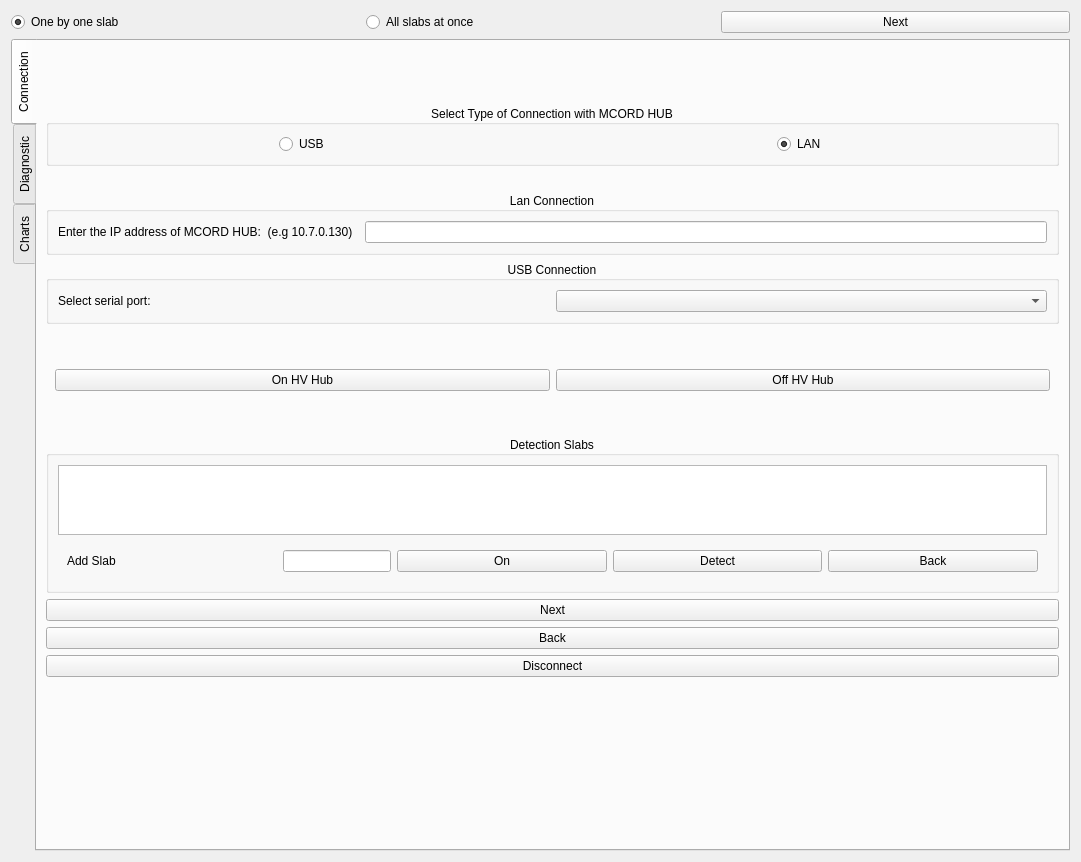
Old version of the form widget.ui in the repository MichalRK19780524/MCORD_GUI_CPP.
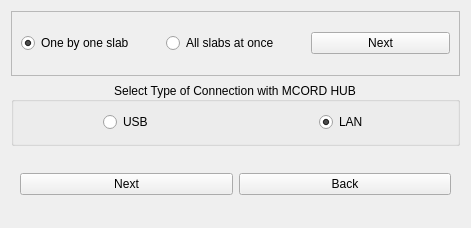
New version of the form.

Commit message: Added buttons to the table above

```diff
--- a/widget.ui
+++ b/widget.ui
@@ -9,8 +9,8 @@
    <rect>
     <x>0</x>
     <y>0</y>
-    <width>1081</width>
-    <height>862</height>
+    <width>471</width>
+    <height>228</height>
    </rect>
   </property>
   <property name="sizePolicy">
@@ -28,9 +28,16 @@
   <property name="windowTitle">
    <string>MCORD Detector Control System</string>
   </property>
-  <layout class="QVBoxLayout" name="verticalLayout_3">
+  <layout class="QVBoxLayout" name="verticalLayout">
    <item>
-    <layout class="QHBoxLayout" name="horizontalLayout_4">
+    <widget class="QFrame" name="slabsNumberFrame">
+     <property name="frameShape">
+      <enum>QFrame::StyledPanel</enum>
+     </property>
+     <property name="frameShadow">
+      <enum>QFrame::Raised</enum>
+     </property>
+     <layout class="QHBoxLayout" name="horizontalLayout_2">
      <item>
       <widget class="QRadioButton" name="radioButtonOneSlab">
        <property name="text">
@@ -56,41 +63,6 @@
       </widget>
      </item>
     </layout>
-   </item>
-   <item>
-    <widget class="QTabWidget" name="tabWidgetConnection">
-     <property name="layoutDirection">
-      <enum>Qt::LeftToRight</enum>
-     </property>
-     <property name="tabPosition">
-      <enum>QTabWidget::West</enum>
-     </property>
-     <property name="tabShape">
-      <enum>QTabWidget::Rounded</enum>
-     </property>
-     <property name="currentIndex">
-      <number>0</number>
-     </property>
-     <widget class="QWidget" name="tabConnection">
-      <attribute name="title">
-       <string>Connection</string>
-      </attribute>
-      <layout class="QVBoxLayout" name="verticalLayout">
-       <item>
-        <layout class="QVBoxLayout" name="verticalLayoutConnection">
-         <item>
-          <widget class="QWidget" name="widgetSlabsChoice" native="true">
-           <property name="minimumSize">
-            <size>
-             <width>980</width>
-             <height>49</height>
-            </size>
-           </property>
-           <layout class="QHBoxLayout" name="horizontalLayoutSlabsChoice">
-            <property name="sizeConstraint">
-             <enum>QLayout::SetNoConstraint</enum>
-            </property>
-           </layout>
           </widget>
          </item>
          <item>
@@ -141,266 +113,23 @@
           </widget>
          </item>
          <item>
-          <widget class="QLabel" name="connectionLabel">
-           <property name="text">
-            <string/>
-           </property>
-           <property name="alignment">
-            <set>Qt::AlignCenter</set>
-           </property>
-          </widget>
-         </item>
-         <item>
-          <widget class="QGroupBox" name="groupBoxLanConnection">
-           <property name="title">
-            <string>Lan Connection</string>
-           </property>
-           <property name="alignment">
-            <set>Qt::AlignCenter</set>
-           </property>
-           <layout class="QHBoxLayout" name="horizontalLayout_2">
-            <item>
-             <widget class="QLabel" name="labelLan">
-              <property name="text">
-               <string>Enter the IP address of MCORD HUB:  (e.g 10.7.0.130)  </string>
-              </property>
-             </widget>
-            </item>
-            <item>
-             <widget class="QLineEdit" name="lineEditLan">
-              <property name="alignment">
-               <set>Qt::AlignCenter</set>
-              </property>
-             </widget>
-            </item>
-           </layout>
-          </widget>
-         </item>
-         <item>
-          <widget class="QGroupBox" name="groupBoxUsbConnection">
-           <property name="title">
-            <string>USB Connection</string>
-           </property>
-           <property name="alignment">
-            <set>Qt::AlignCenter</set>
-           </property>
+    <widget class="QWidget" name="widgetNextBack" native="true">
            <layout class="QHBoxLayout" name="horizontalLayout_3">
             <item>
-             <widget class="QLabel" name="labelUsb">
-              <property name="text">
-               <string>Select serial port:</string>
-              </property>
-             </widget>
-            </item>
-            <item>
-             <widget class="QComboBox" name="comboBoxUsb"/>
-            </item>
-           </layout>
-          </widget>
-         </item>
-         <item>
-          <widget class="QWidget" name="hubWidget" native="true">
-           <property name="minimumSize">
-            <size>
-             <width>100</width>
-             <height>100</height>
-            </size>
-           </property>
-           <layout class="QHBoxLayout" name="horizontalLayout_6">
-            <item>
-             <widget class="QPushButton" name="pushButtonHubOn">
-              <property name="text">
-               <string>On HV Hub</string>
-              </property>
-             </widget>
-            </item>
-            <item>
-             <widget class="QPushButton" name="pushButtonHubOff">
-              <property name="text">
-               <string>Off HV Hub</string>
-              </property>
-             </widget>
-            </item>
-           </layout>
-          </widget>
-         </item>
-         <item>
-          <widget class="QGroupBox" name="groupBoxDetectionSlabs">
-           <property name="sizePolicy">
-            <sizepolicy hsizetype="Expanding" vsizetype="Expanding">
-             <horstretch>1</horstretch>
-             <verstretch>1</verstretch>
-            </sizepolicy>
-           </property>
-           <property name="maximumSize">
-            <size>
-             <width>16777215</width>
-             <height>16777215</height>
-            </size>
-           </property>
-           <property name="title">
-            <string>Detection Slabs</string>
-           </property>
-           <property name="alignment">
-            <set>Qt::AlignCenter</set>
-           </property>
-           <layout class="QVBoxLayout" name="verticalLayout_2">
-            <property name="sizeConstraint">
-             <enum>QLayout::SetNoConstraint</enum>
-            </property>
-            <item>
-             <widget class="QTableView" name="slabsTableView">
-              <property name="sizePolicy">
-               <sizepolicy hsizetype="Expanding" vsizetype="Expanding">
-                <horstretch>1</horstretch>
-                <verstretch>1</verstretch>
-               </sizepolicy>
-              </property>
-              <property name="minimumSize">
-               <size>
-                <width>980</width>
-                <height>70</height>
-               </size>
-              </property>
-              <property name="maximumSize">
-               <size>
-                <width>100000</width>
-                <height>100000</height>
-               </size>
-              </property>
-              <property name="sizeAdjustPolicy">
-               <enum>QAbstractScrollArea::AdjustToContents</enum>
-              </property>
-              <property name="selectionMode">
-               <enum>QAbstractItemView::NoSelection</enum>
-              </property>
-              <property name="showGrid">
-               <bool>false</bool>
-              </property>
-              <attribute name="horizontalHeaderStretchLastSection">
-               <bool>true</bool>
-              </attribute>
-              <attribute name="verticalHeaderStretchLastSection">
-               <bool>true</bool>
-              </attribute>
-             </widget>
-            </item>
-            <item>
-             <widget class="QWidget" name="widgetAddOneSlab" native="true">
-              <layout class="QHBoxLayout" name="horizontalLayoutAddSlab">
-               <item>
-                <widget class="QLabel" name="labelAddSlab">
-                 <property name="text">
-                  <string>Add Slab</string>
-                 </property>
-                </widget>
-               </item>
-               <item>
-                <widget class="QLineEdit" name="lineEditAddSlab">
-                 <property name="sizePolicy">
-                  <sizepolicy hsizetype="Maximum" vsizetype="Fixed">
-                   <horstretch>0</horstretch>
-                   <verstretch>0</verstretch>
-                  </sizepolicy>
-                 </property>
-                </widget>
-               </item>
-               <item>
-                <widget class="QPushButton" name="pushButtonOn">
-                 <property name="text">
-                  <string>On</string>
-                 </property>
-                </widget>
-               </item>
-               <item>
-                <widget class="QPushButton" name="pushButtonDetect">
-                 <property name="text">
-                  <string>Detect</string>
-                 </property>
-                </widget>
-               </item>
-               <item>
-                <widget class="QPushButton" name="pushButtonDetectionSlabBack">
-                 <property name="text">
-                  <string>Back</string>
-                 </property>
-                </widget>
-               </item>
-              </layout>
-             </widget>
-            </item>
-           </layout>
-          </widget>
-         </item>
-         <item>
-          <widget class="QPushButton" name="pushButtonNext">
-           <property name="sizePolicy">
-            <sizepolicy hsizetype="Preferred" vsizetype="Minimum">
-             <horstretch>0</horstretch>
-             <verstretch>0</verstretch>
-            </sizepolicy>
-           </property>
+       <widget class="QPushButton" name="connectionTypeNextPushButton">
            <property name="text">
             <string>Next</string>
            </property>
           </widget>
          </item>
          <item>
-          <widget class="QPushButton" name="pushButtonBack">
-           <property name="enabled">
-            <bool>true</bool>
-           </property>
-           <property name="sizePolicy">
-            <sizepolicy hsizetype="Minimum" vsizetype="Minimum">
-             <horstretch>0</horstretch>
-             <verstretch>0</verstretch>
-            </sizepolicy>
-           </property>
+       <widget class="QPushButton" name="connectionTypeBackPushButton">
            <property name="text">
             <string>Back</string>
            </property>
           </widget>
          </item>
-         <item>
-          <widget class="QPushButton" name="pushButtonDisconnect">
-           <property name="sizePolicy">
-            <sizepolicy hsizetype="Minimum" vsizetype="Minimum">
-             <horstretch>0</horstretch>
-             <verstretch>0</verstretch>
-            </sizepolicy>
-           </property>
-           <property name="text">
-            <string>Disconnect</string>
-           </property>
-          </widget>
-         </item>
-        </layout>
-       </item>
-       <item>
-        <spacer name="verticalSpacer">
-         <property name="orientation">
-          <enum>Qt::Vertical</enum>
-         </property>
-         <property name="sizeHint" stdset="0">
-          <size>
-           <width>20</width>
-           <height>40</height>
-          </size>
-         </property>
-        </spacer>
-       </item>
-      </layout>
-     </widget>
-     <widget class="QWidget" name="tab_3">
-      <attribute name="title">
-       <string>Diagnostic</string>
-      </attribute>
-     </widget>
-     <widget class="QWidget" name="tab_2">
-      <attribute name="title">
-       <string>Charts</string>
-      </attribute>
-     </widget>
+     </layout>
     </widget>
    </item>
   </layout>
```
Lines whose indentation alone changed are shown as unchanged. The commit also changes 5 other files.
